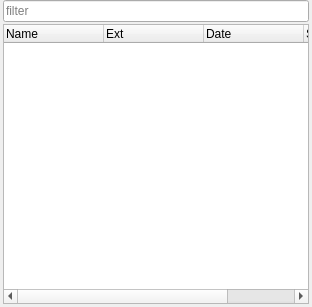
First picture: the form in src/ui/DockWidgetFileExplorer.ui, repository chrisjaquet/OpenGMS, before the edit.
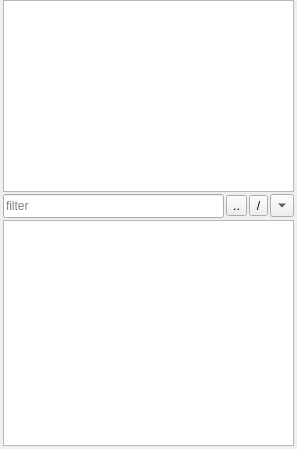
Second picture: the form after the edit.

Commit message: Updated the UI Manager and added the DockWidgetFileExplorer

What changed in the file:
```diff
--- a/src/ui/DockWidgetFileExplorer.ui
+++ b/src/ui/DockWidgetFileExplorer.ui
@@ -6,8 +6,8 @@
    <rect>
     <x>0</x>
     <y>0</y>
-    <width>312</width>
-    <height>307</height>
+    <width>297</width>
+    <height>449</height>
    </rect>
   </property>
   <property name="windowTitle">
@@ -31,20 +31,112 @@
      <number>3</number>
     </property>
     <item>
-     <widget class="QLineEdit" name="lineEditFilter">
-      <property name="frame">
+     <widget class="QTextEdit" name="textEditAddressBar">
+      <property name="sizePolicy">
+       <sizepolicy hsizetype="Expanding" vsizetype="Fixed">
+        <horstretch>0</horstretch>
+        <verstretch>0</verstretch>
+       </sizepolicy>
+      </property>
+      <property name="minimumSize">
+       <size>
+        <width>0</width>
+        <height>24</height>
+       </size>
+      </property>
+      <property name="maximumSize">
+       <size>
+        <width>16777215</width>
+        <height>16777215</height>
+       </size>
+      </property>
+      <property name="contextMenuPolicy">
+       <enum>Qt::NoContextMenu</enum>
+      </property>
+      <property name="verticalScrollBarPolicy">
+       <enum>Qt::ScrollBarAsNeeded</enum>
+      </property>
+      <property name="horizontalScrollBarPolicy">
+       <enum>Qt::ScrollBarAlwaysOff</enum>
+      </property>
+      <property name="tabChangesFocus">
        <bool>true</bool>
       </property>
-      <property name="readOnly">
-       <bool>false</bool>
+      <property name="undoRedoEnabled">
+       <bool>true</bool>
       </property>
-      <property name="placeholderText">
-       <string>filter</string>
+      <property name="lineWrapMode">
+       <enum>QTextEdit::NoWrap</enum>
       </property>
      </widget>
     </item>
     <item>
-     <widget class="QTreeWidget" name="treeWidgetFiles">
+     <layout class="QHBoxLayout" name="horizontalLayout">
+      <property name="spacing">
+       <number>2</number>
+      </property>
+      <property name="topMargin">
+       <number>0</number>
+      </property>
+      <item>
+       <widget class="QLineEdit" name="lineEditFilter">
+        <property name="sizePolicy">
+         <sizepolicy hsizetype="Expanding" vsizetype="Fixed">
+          <horstretch>0</horstretch>
+          <verstretch>0</verstretch>
+         </sizepolicy>
+        </property>
+        <property name="minimumSize">
+         <size>
+          <width>0</width>
+          <height>24</height>
+         </size>
+        </property>
+        <property name="frame">
+         <bool>true</bool>
+        </property>
+        <property name="readOnly">
+         <bool>false</bool>
+        </property>
+        <property name="placeholderText">
+         <string>filter</string>
+        </property>
+       </widget>
+      </item>
+      <item>
+       <widget class="QToolButton" name="toolButtonFolderUp">
+        <property name="text">
+         <string>..</string>
+        </property>
+       </widget>
+      </item>
+      <item>
+       <widget class="QToolButton" name="toolButtonFolderRoot">
+        <property name="text">
+         <string>/</string>
+        </property>
+       </widget>
+      </item>
+      <item>
+       <widget class="QToolButton" name="toolButtonFileViewOptionsMenu">
+        <property name="toolTip">
+         <string>File Explorer Options</string>
+        </property>
+        <property name="text">
+         <string>...</string>
+        </property>
+        <property name="popupMode">
+         <enum>QToolButton::InstantPopup</enum>
+        </property>
+        <property name="arrowType">
+         <enum>Qt::DownArrow</enum>
+        </property>
+       </widget>
+      </item>
+     </layout>
+    </item>
+    <item>
+     <widget class="QTreeView" name="treeViewFiles">
       <property name="showDropIndicator" stdset="0">
        <bool>true</bool>
       </property>
@@ -54,26 +146,6 @@
       <property name="alternatingRowColors">
        <bool>true</bool>
       </property>
-      <column>
-       <property name="text">
-        <string>Name</string>
-       </property>
-      </column>
-      <column>
-       <property name="text">
-        <string>Ext</string>
-       </property>
-      </column>
-      <column>
-       <property name="text">
-        <string>Date</string>
-       </property>
-      </column>
-      <column>
-       <property name="text">
-        <string>Size</string>
-       </property>
-      </column>
      </widget>
     </item>
    </layout>
```
The commit also changes 11 other files.
